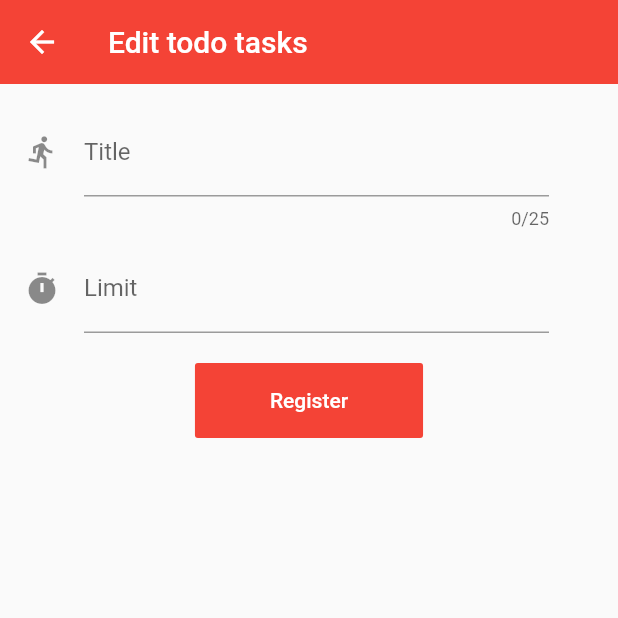
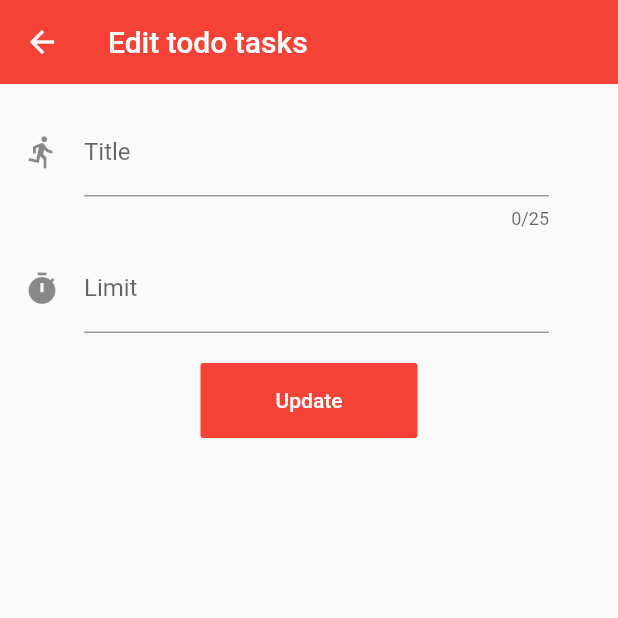
Before and after one commit to shuuun/TodoListWithFlutter, a Flutter app: the EditTodo screen opened directly with empty values, on a phone screen of 412 x 824 dp, the top half of it. Run offline on Flutter 3.47's test engine with Material 2 defaults, Android fonts, the phone set to English and light mode, and no system bars; our stand-ins replace firebase_database; accounts and stored records are empty.

```diff
--- a/lib/editTodoPage.dart
+++ b/lib/editTodoPage.dart
@@ -3,6 +3,7 @@ import 'package:flutter/material.dart';
 import 'dart:async';
 
 import 'dbConnection.dart';
+import 'home.dart';
 
 class EditTodo extends StatefulWidget {
   final String snapshotKey;
@@ -20,6 +21,7 @@ class _EditTodoState extends State<EditTodo> {
   TextEditingController titleTextController;
   TextEditingController limitTextController;
   final firebaseConnector = FirebaseConnector();
+  final home = TodoListView();
 
   @override
   void initState() {
@@ -83,7 +85,7 @@ class _EditTodoState extends State<EditTodo> {
                   },
                   color: Colors.red,
                   child: Text(
-                    'Register',
+                    'Update',
                     style: TextStyle(color: Colors.white),
                   ),
                 ),
@@ -97,7 +99,5 @@ class _EditTodoState extends State<EditTodo> {
 
   Future<Null> updateTodo(String key, String title, String limit) async {
     await firebaseConnector.updateTodoTasks(key, title, limit);
-    titleTextController.clear();
-    limitTextController.clear();
   }
 }
```
Also changed, not shown: lib/home.dart (+8 -2 lines).
